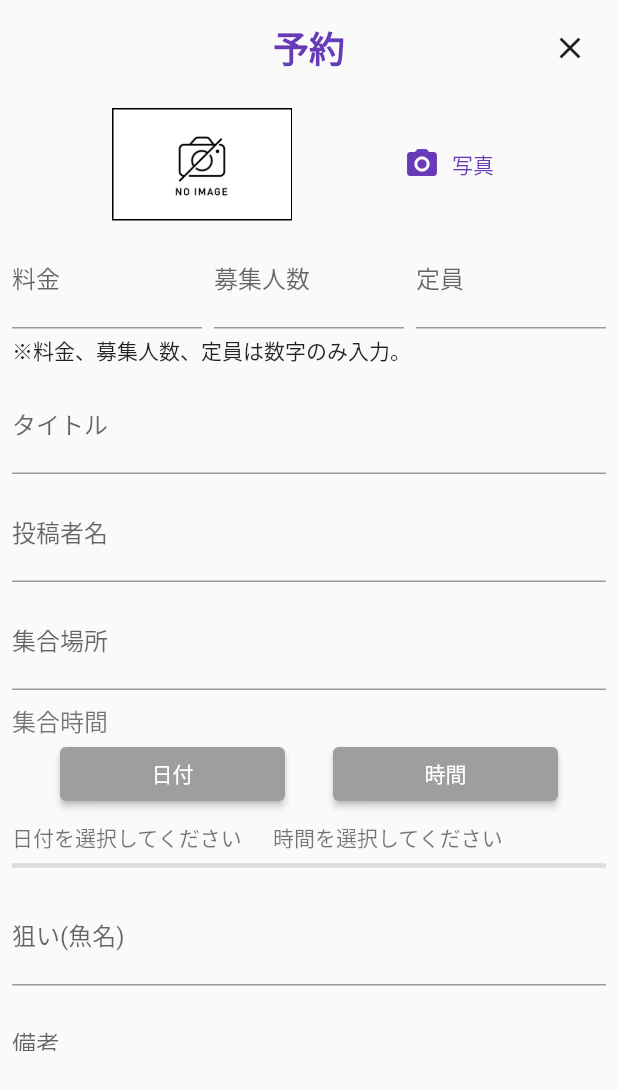
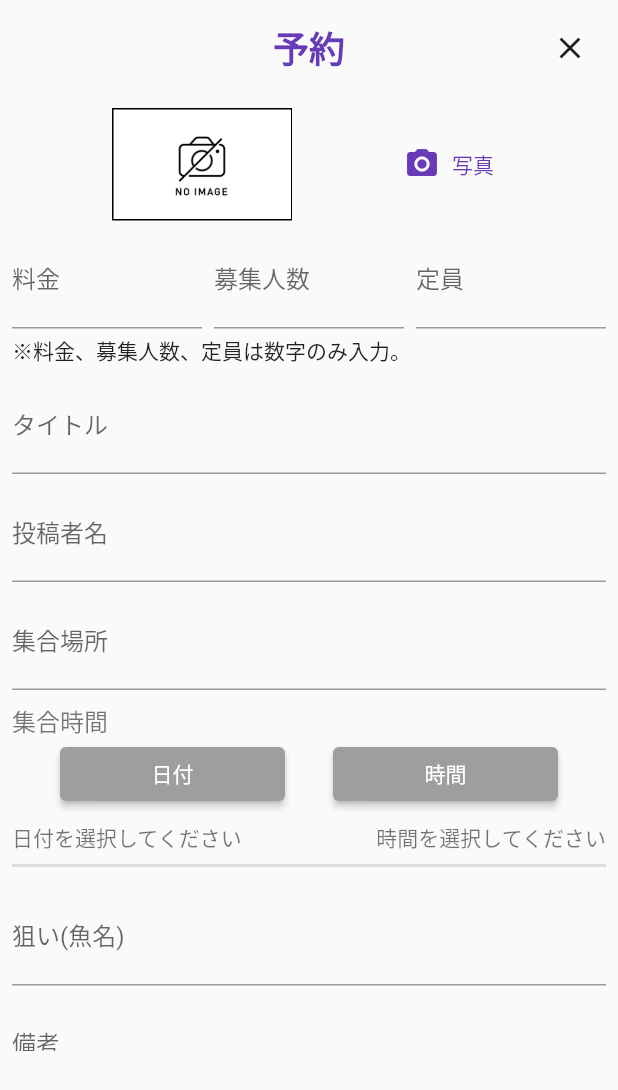
Before and after one commit to n-ohama/fishing_match, a Flutter app: the AddbookScreen widget shown alone on an empty page, opened directly with empty values, on a phone screen of 412 x 824 dp. Shown: the top 1090 px of the screen. Run offline on Flutter 3.47's test engine with Material 2 defaults, Android fonts, the phone set to English and light mode, and no system bars; our stand-ins replace cloud_firestore, firebase_auth, firebase_core, firebase_storage, image_cropper, image_picker and 1 more; accounts and stored records are empty.

Commit message:
fix for android

```diff
--- a/lib/constants.dart
+++ b/lib/constants.dart
@@ -2,7 +2,6 @@ import 'package:flutter/material.dart';
 
 TextStyle bigFontStyle = TextStyle(fontSize: 16);
 TextStyle underLineStyle = TextStyle(
-  fontSize: 16,
   decoration: TextDecoration.underline,
 );
 
--- a/lib/screens/addbook_screen.dart
+++ b/lib/screens/addbook_screen.dart
@@ -267,14 +267,15 @@ class _AddbookScreenState extends State<AddbookScreen> {
                     pickDay == null
                         ? Text('日付を選択してください', style: TextStyle(color: Colors.black54))
                         : Text('${DateFormat('yyyy年MM月dd日').format(pickDay!)}'),
+                    SizedBox(width: 4),
                     pickTime == null
                         ? Text('時間を選択してください', style: TextStyle(color: Colors.black54))
                         : Text(
-                            '${DateFormat('HH時mm分').format(DateTime(0, 0, 0, pickTime!.hour, pickTime!.minute))}'),
-                    SizedBox(width: 48),
+                            '${DateFormat('HH時mm分').format(DateTime(0, 0, 0, pickTime!.hour, pickTime!.minute))}',
+                          ),
                   ],
                 ),
-                Divider(thickness: 3),
+                Divider(thickness: 2),
                 SizedBox(height: 8),
                 TextField(
                   decoration: InputDecoration(hintText: '狙い(魚名)', labelText: '狙い(魚名)'),
```
Also changed, not shown: lib/models/books.dart (+3 -5 lines), lib/screens/auth/login_screen.dart (+7 -5 lines), lib/screens/auth/signup_screen.dart (+7 -5 lines), lib/screens/list_screen.dart (+33 -11 lines), 2 other files.
